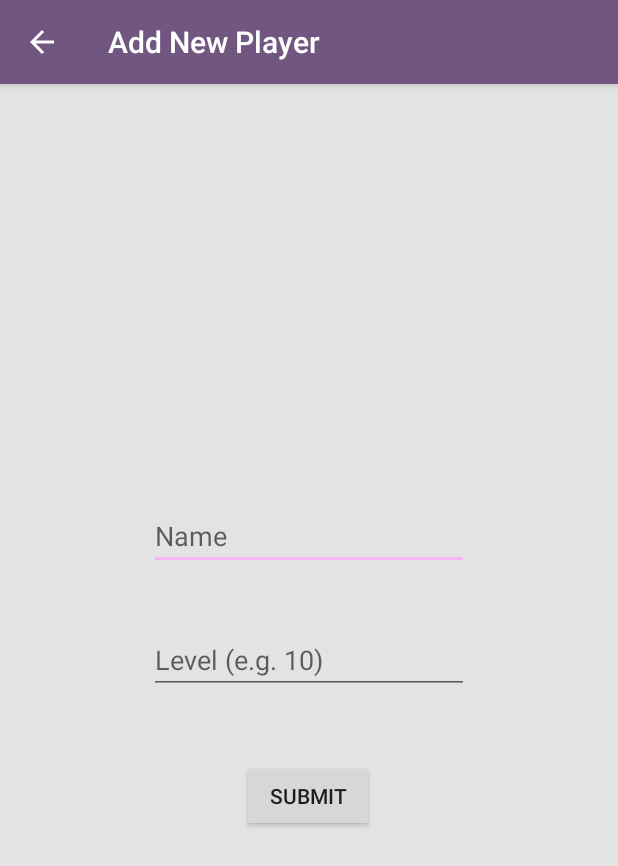
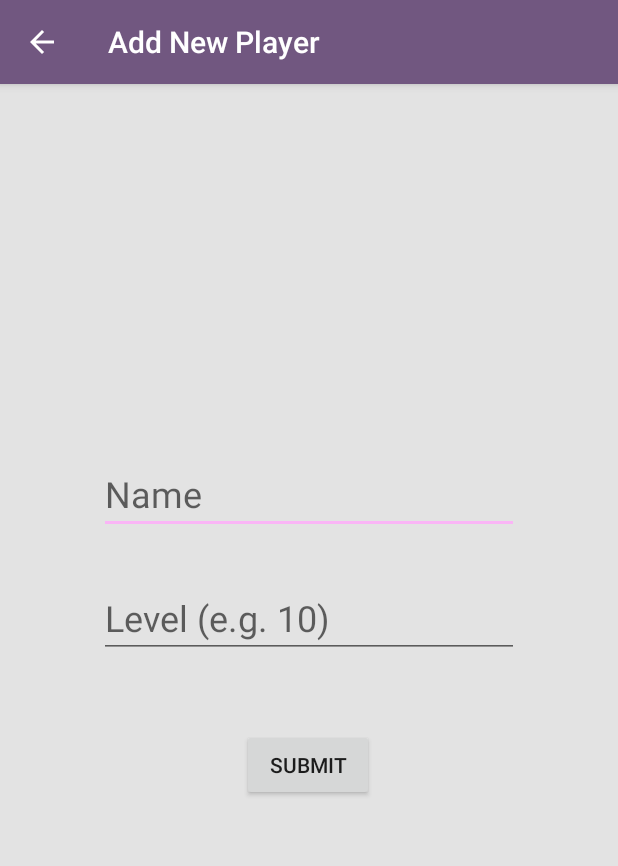
Before and after one commit to ayorkshireworrall/ClubNightPlanner, an Android app: the AddPlayerActivity screen opened directly, with no data from a screen before it, on a phone screen of 412 x 824 dp. Shown: the top 866 px of the screen. Run offline under Robolectric (Android 15) with nearby library versions, the phone set to English and light mode, and no system bars.

Commit message:
Tidy Up Redundant Code

```diff
--- a/clubnightplanner/app/src/main/res/layout/activity_add_player.xml
+++ b/clubnightplanner/app/src/main/res/layout/activity_add_player.xml
@@ -21,6 +21,13 @@
 
     </com.google.android.material.appbar.AppBarLayout>
 
-    <include layout="@layout/content_add_player" />
+    <fragment
+        android:id="@+id/FirstFragment"
+        android:name="alex.worrall.clubnightplanner.ui.main.players.AddPlayerFragment"
+        android:label="@string/first_fragment_label"
+        tools:layout="@layout/fragment_add_player"
+        android:layout_height="match_parent"
+        android:layout_width="match_parent">
+    </fragment>
 
 </androidx.coordinatorlayout.widget.CoordinatorLayout>
--- a/clubnightplanner/app/src/main/res/layout/content_add_player.xml
+++ /dev/null
@@ -1,19 +0,0 @@
-<?xml version="1.0" encoding="utf-8"?>
-<androidx.constraintlayout.widget.ConstraintLayout xmlns:android="http://schemas.android.com/apk/res/android"
-    xmlns:app="http://schemas.android.com/apk/res-auto"
-    android:layout_width="match_parent"
-    android:layout_height="match_parent"
-    app:layout_behavior="@string/appbar_scrolling_view_behavior">
-
-    <fragment
-        android:id="@+id/nav_host_fragment"
-        android:name="androidx.navigation.fragment.NavHostFragment"
-        android:layout_width="0dp"
-        android:layout_height="0dp"
-        app:defaultNavHost="true"
-        app:layout_constraintBottom_toBottomOf="parent"
-        app:layout_constraintLeft_toLeftOf="parent"
-        app:layout_constraintRight_toRightOf="parent"
-        app:layout_constraintTop_toTopOf="parent"
-        app:navGraph="@navigation/nav_graph" />
-</androidx.constraintlayout.widget.ConstraintLayout>
--- a/clubnightplanner/app/src/main/res/layout/fragment_add_player.xml
+++ b/clubnightplanner/app/src/main/res/layout/fragment_add_player.xml
@@ -20,6 +20,7 @@
         android:inputType="textPersonName"
         android:hint="@string/name"
         android:maxLength="30"
+        android:textSize="24sp"
         android:textColor="@color/textPrimary"
         app:layout_constraintBottom_toBottomOf="parent"
         app:layout_constraintEnd_toEndOf="parent"
@@ -34,6 +35,8 @@
         android:inputType="number"
         android:hint="@string/exampleLevel"
         android:maxLength="5"
+        android:textSize="24sp"
+        android:textColor="@color/textPrimary"
         tools:layout_editor_absoluteX="99dp"
         tools:layout_editor_absoluteY="355dp"
         app:layout_constraintBottom_toBottomOf="parent"
--- a/clubnightplanner/app/src/main/res/navigation/nav_graph.xml
+++ /dev/null
@@ -1,28 +0,0 @@
-<?xml version="1.0" encoding="utf-8"?>
-<navigation xmlns:android="http://schemas.android.com/apk/res/android"
-    xmlns:app="http://schemas.android.com/apk/res-auto"
-    xmlns:tools="http://schemas.android.com/tools"
-    android:id="@+id/nav_graph"
-    app:startDestination="@id/FirstFragment">
-
-    <fragment
-        android:id="@+id/FirstFragment"
-        android:name="alex.worrall.clubnightplanner.ui.main.players.AddPlayerFragment"
-        android:label="@string/first_fragment_label"
-        tools:layout="@layout/fragment_add_player">
-
-        <action
-            android:id="@+id/action_FirstFragment_to_SecondFragment"
-            app:destination="@id/SecondFragment" />
-    </fragment>
-    <fragment
-        android:id="@+id/SecondFragment"
-        android:name="alex.worrall.clubnightplanner.SecondFragment"
-        android:label="@string/second_fragment_label"
-        tools:layout="@layout/fragment_second">
-
-        <action
-            android:id="@+id/action_SecondFragment_to_FirstFragment"
-            app:destination="@id/FirstFragment" />
-    </fragment>
-</navigation>
```
Also changed, not shown: clubnightplanner/app/src/main/java/alex/worrall/clubnightplanner/SecondFragment.java (deleted, +0 -34 lines), clubnightplanner/app/src/main/res/layout/fragment_second.xml (deleted, +0 -27 lines).
